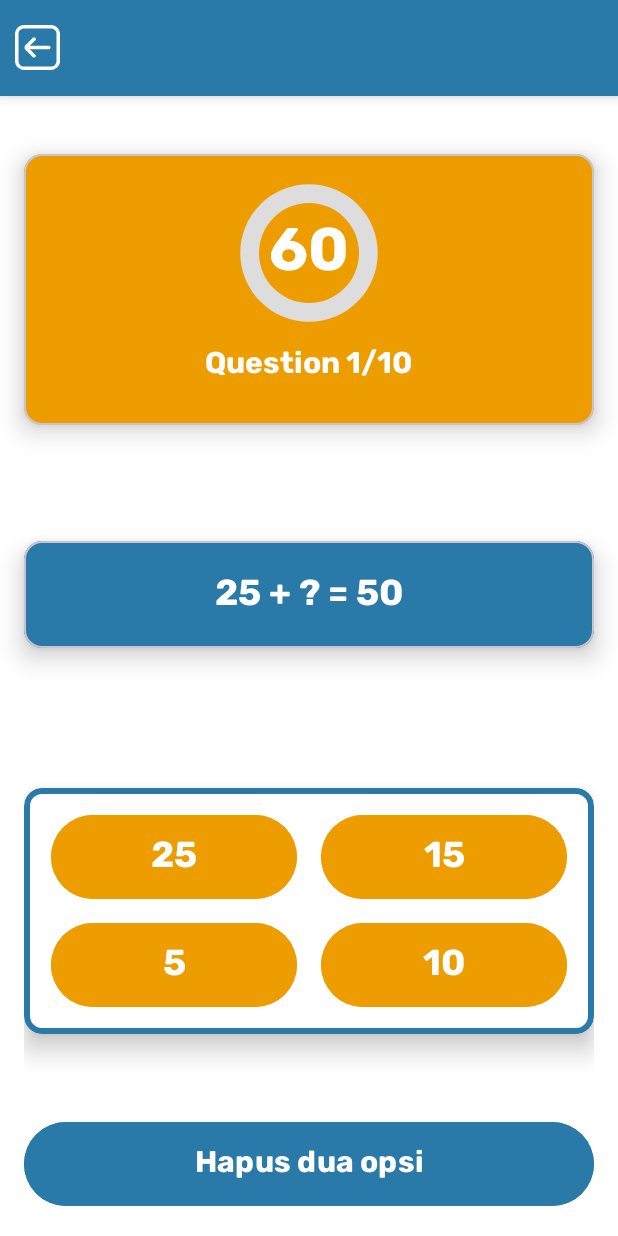
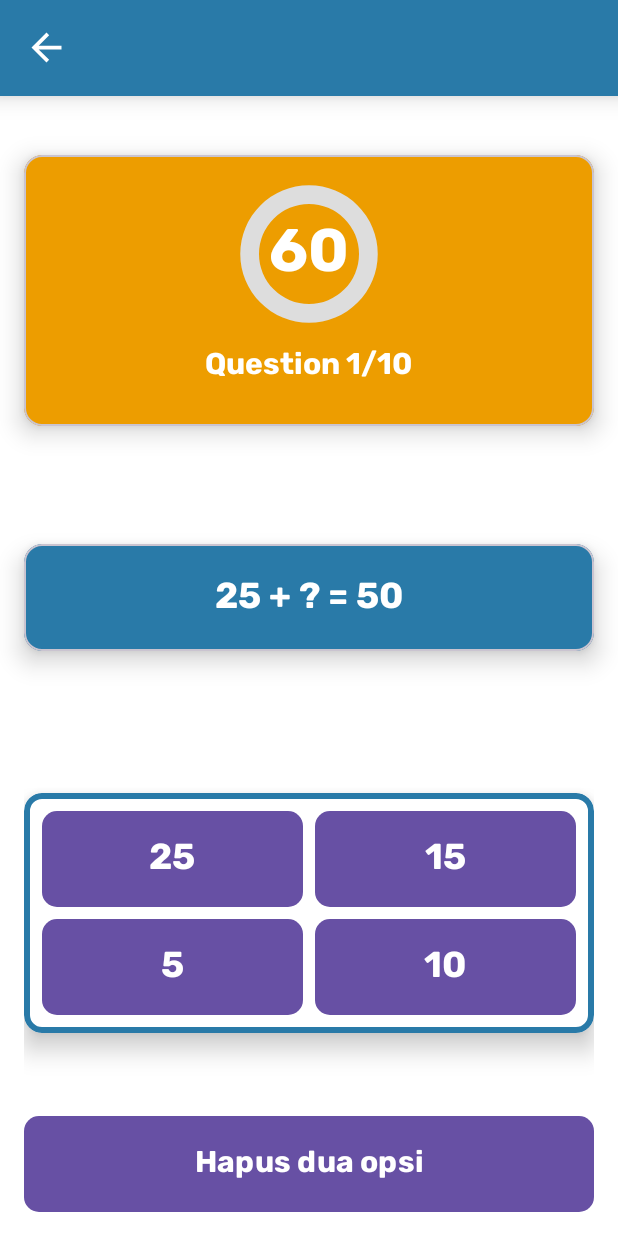
Before and after one commit to yondikavl/Aritmateka-Mobile-App, an Android app: the layout activity_question.xml on its own in the app's theme, with its tools: preview values and no code run, on a phone screen of 412 x 824 dp. Run offline under Robolectric (Android 15) with nearby library versions, the phone set to English and light mode, and no system bars; network calls fail.

Commit message:
fix layout xml

```diff
--- /dev/null
+++ b/app/src/main/res/drawable/button.xml
@@ -0,0 +1,9 @@
+<?xml version="1.0" encoding="utf-8"?>
+<selector xmlns:android="http://schemas.android.com/apk/res/android">
+    <item>
+        <shape xmlns:android="http://schemas.android.com/apk/res/android" android:shape="rectangle">
+            <solid android:color="@android:color/darker_gray" />
+            <corners android:radius="10dp" />
+        </shape>
+    </item>
+</selector>
--- a/app/src/main/res/drawable/ic_back.xml
+++ b/app/src/main/res/drawable/ic_back.xml
@@ -1,19 +1,5 @@
-<vector xmlns:android="http://schemas.android.com/apk/res/android"
-    android:width="512dp"
-    android:height="512dp"
-    android:viewportWidth="512"
-    android:viewportHeight="512">
-  <group>
-    <clip-path
-        android:pathData="M0,0h512v512h-512z"/>
-    <path
-        android:pathData="M384.25,276H162.46C157.16,276 152.07,273.89 148.32,270.14C144.57,266.39 142.46,261.3 142.46,256C142.46,250.7 144.57,245.61 148.32,241.86C152.07,238.11 157.16,236 162.46,236H384.25C389.55,236 394.64,238.11 398.39,241.86C402.14,245.61 404.25,250.7 404.25,256C404.25,261.3 402.14,266.39 398.39,270.14C394.64,273.89 389.55,276 384.25,276Z"
-        android:fillColor="@color/white"/>
-    <path
-        android:pathData="M217.16,371.69C214.53,371.7 211.93,371.18 209.49,370.18C207.07,369.18 204.86,367.7 203,365.84L118,280.84C111.42,274.24 107.73,265.31 107.73,256C107.73,246.69 111.42,237.76 118,231.16L203,146.16C204.86,144.3 207.06,142.83 209.49,141.83C211.92,140.82 214.52,140.3 217.14,140.3C219.77,140.3 222.37,140.82 224.8,141.83C227.22,142.83 229.43,144.31 231.29,146.16C233.14,148.02 234.62,150.23 235.62,152.65C236.62,155.08 237.14,157.68 237.14,160.31C237.14,162.93 236.62,165.54 235.62,167.96C234.61,170.39 233.14,172.59 231.28,174.45L149.75,256L231.3,337.55C234.1,340.35 236,343.91 236.77,347.79C237.54,351.67 237.15,355.69 235.63,359.34C234.12,363 231.56,366.12 228.27,368.32C224.98,370.52 221.12,371.69 217.16,371.69Z"
-        android:fillColor="@color/white"/>
-    <path
-        android:pathData="M410,512H102C74.96,511.97 49.03,501.21 29.91,482.09C10.79,462.97 0.03,437.04 0,410L0,102C0.03,74.96 10.79,49.03 29.91,29.91C49.03,10.79 74.96,0.03 102,0L410,0C437.04,0.03 462.97,10.79 482.09,29.91C501.21,49.03 511.97,74.96 512,102V410C511.97,437.04 501.21,462.97 482.09,482.09C462.97,501.21 437.04,511.97 410,512ZM102,40C85.56,40.02 69.8,46.56 58.18,58.18C46.56,69.8 40.02,85.56 40,102V410C40.02,426.44 46.56,442.2 58.18,453.82C69.8,465.44 85.56,471.98 102,472H410C426.44,471.98 442.2,465.44 453.82,453.82C465.44,442.2 471.98,426.44 472,410V102C471.98,85.56 465.44,69.8 453.82,58.18C442.2,46.56 426.44,40.02 410,40H102Z"
-        android:fillColor="@color/white"/>
-  </group>
+<vector android:autoMirrored="true" android:height="24dp"
+    android:tint="@color/white" android:viewportHeight="24"
+    android:viewportWidth="24" android:width="24dp" xmlns:android="http://schemas.android.com/apk/res/android">
+    <path android:fillColor="@android:color/white" android:pathData="M20,11H7.83l5.59,-5.59L12,4l-8,8 8,8 1.41,-1.41L7.83,13H20v-2z"/>
 </vector>
--- /dev/null
+++ b/app/src/main/res/layout-v23/toolbar_layout.xml
@@ -0,0 +1,28 @@
+<?xml version="1.0" encoding="utf-8"?>
+<RelativeLayout xmlns:android="http://schemas.android.com/apk/res/android"
+    android:layout_width="match_parent"
+    android:layout_height="?actionBarSize"
+    xmlns:tools="http://schemas.android.com/tools"
+    android:background="@color/backgroundColor"
+    android:elevation="10dp">
+
+    <ImageView
+        android:id="@+id/backImg"
+        android:layout_width="30dp"
+        android:layout_height="30dp"
+        android:layout_centerVertical="true"
+        android:layout_marginStart="16dp"
+        android:foreground="?android:attr/selectableItemBackground"
+        android:src="@drawable/ic_back"/>
+
+    <TextView
+        android:id="@+id/titleTxt"
+        android:layout_width="wrap_content"
+        android:layout_height="wrap_content"
+        android:layout_centerInParent="true"
+        tools:text="Show Title"
+        android:fontFamily="@font/rubikbold"
+        android:textColor="@color/white"
+        android:textSize="20sp"
+        android:textStyle="bold"/>
+</RelativeLayout>
--- a/app/src/main/res/layout/activity_question.xml
+++ b/app/src/main/res/layout/activity_question.xml
@@ -123,7 +123,7 @@
                     android:layout_width="match_parent"
                     android:layout_height="wrap_content"
                     android:layout_gravity="center"
-                    android:layout_margin="10dp"
+                    android:layout_margin="8dp"
                     android:orientation="vertical">
 
                     <LinearLayout
@@ -136,22 +136,24 @@
                             android:layout_width="match_parent"
                             android:layout_height="?actionBarSize"
                             android:layout_marginVertical="4dp"
-                            android:layout_marginHorizontal="8dp"
+                            android:layout_marginHorizontal="4dp"
                             android:layout_weight="1"
                             android:textSize="24sp"
-                            android:backgroundTint="@color/buttonColor"
-                            android:text="@string/dummy_option1" />
+                            android:text="@string/dummy_option1"
+                            android:background="@drawable/button"
+                            style="@style/Widget.App.Button.Fill" />
 
                         <Button
                             android:id="@+id/secondOptionBtn"
                             android:layout_width="match_parent"
                             android:layout_height="?actionBarSize"
                             android:layout_marginVertical="4dp"
-                            android:layout_marginHorizontal="8dp"
+                            android:layout_marginHorizontal="4dp"
                             android:layout_weight="1"
                             android:textSize="24sp"
-                            android:backgroundTint="@color/buttonColor"
-                            android:text="@string/dummy_option2" />
+                            android:text="@string/dummy_option2"
+                            android:background="@drawable/button"
+                            style="@style/Widget.App.Button.Fill" />
                     </LinearLayout>
 
                     <LinearLayout
@@ -164,22 +166,24 @@
                             android:layout_width="match_parent"
                             android:layout_height="?actionBarSize"
                             android:layout_marginVertical="4dp"
-                            android:layout_marginHorizontal="8dp"
+                            android:layout_marginHorizontal="4dp"
                             android:layout_weight="1"
                             android:textSize="24sp"
-                            android:backgroundTint="@color/buttonColor"
-                            android:text="@string/dummy_question3" />
+                            android:text="@string/dummy_question3"
+                            android:background="@drawable/button"
+                            style="@style/Widget.App.Button.Fill" />
 
                         <Button
                             android:id="@+id/fourthOptionBtn"
                             android:layout_width="match_parent"
                             android:layout_height="?actionBarSize"
                             android:layout_marginVertical="4dp"
-                            android:layout_marginHorizontal="8dp"
+                            android:layout_marginHorizontal="4dp"
                             android:layout_weight="1"
                             android:textSize="24sp"
-                            android:backgroundTint="@color/buttonColor"
-                            android:text="@string/dummy_question4" />
+                            android:text="@string/dummy_question4"
+                            android:background="@drawable/button"
+                            style="@style/Widget.App.Button.Fill" />
                     </LinearLayout>
                 </LinearLayout>
 
@@ -191,13 +195,14 @@
 
     <Button
         android:id="@+id/twoOptionRemoveBtn"
+        style="@style/Widget.App.Button.Fill"
         android:layout_width="match_parent"
         android:layout_height="?actionBarSize"
         android:layout_alignParentBottom="true"
         android:layout_centerHorizontal="true"
         android:layout_marginHorizontal="16dp"
         android:layout_marginBottom="16dp"
-        android:backgroundTint="@color/backgroundColor"
+        android:background="@drawable/button"
         android:textSize="20sp"
         android:text="@string/detele_option" />
 
--- a/app/src/main/res/layout/activity_welcome.xml
+++ b/app/src/main/res/layout/activity_welcome.xml
@@ -40,5 +40,5 @@
         android:text="@string/start"
         app:layout_constraintBottom_toBottomOf="parent"
         android:layout_margin="16dp"
-        android:backgroundTint="@color/buttonColor"/>
+        android:background="@drawable/button"/>
 </androidx.constraintlayout.widget.ConstraintLayout>
--- /dev/null
+++ b/app/src/main/res/values/ids.xml
@@ -0,0 +1,4 @@
+<?xml version="1.0" encoding="utf-8"?>
+<resources>
+    <item name="lockDoneImg" type="id">lockDoneImg</item>
+</resources>
--- a/app/src/main/res/values/strings.xml
+++ b/app/src/main/res/values/strings.xml
@@ -16,4 +16,5 @@
     <string name="correct">Benar</string>
     <string name="wrong">Salah</string>
     <string name="resume">Lanjut</string>
+    <string name="level">Level</string>
 </resources>
--- a/app/src/main/res/values/themes.xml
+++ b/app/src/main/res/values/themes.xml
@@ -20,19 +20,24 @@
     </style>
 
     <style name="Widget.App.Button.Fill" parent="Widget.Material3.Button">
-<!--        <item name="shapeAppearance">@style/CutShape</item>-->
+        <item name="shapeAppearance">@drawable/button</item>
+        <item name="android:backgroundTint">@color/buttonColor</item>
+        <item name="android:textSize">20sp</item>
+        <item name="android:textStyle">bold</item>
+        <item name="android:textColor">@color/white</item>
+        <item name="fontFamily">@font/rubikbold</item>
     </style>
     <style name="Widget.App.Button.Outline" parent="Widget.Material3.Button.OutlinedButton">
         <item name="android:textColor">@color/buttonColor</item>
+        <item name="shapeAppearance">@drawable/button_outline</item>
         <item name="android:textSize">20sp</item>
         <item name="android:textStyle">bold</item>
-        <item name="backgroundTint">@color/white</item>
         <item name="strokeColor">@color/buttonColor</item>
         <item name="strokeWidth">4dp</item>
     </style>
 
     <style name="CardViewStyle" parent="Widget.Material3.CardView.Outlined">
-        <item name="shapeAppearanceOverlay">@style/CutShape</item>
+        <item name="shapeAppearance">@drawable/button_outline</item>
     </style>
     <style name="BottomCardViewStyle" parent="Widget.Material3.CardView.Outlined">
         <item name="shapeAppearanceOverlay">@style/BottomCutShape</item>
```
Also changed, not shown: app/src/main/res/drawable/button_outline.xml (added, +11 -0 lines), app/src/main/res/layout/game_exit_dialog.xml (+6 -7 lines), app/src/main/res/layout/game_score_next_round_dialog.xml (+10 -10 lines).
